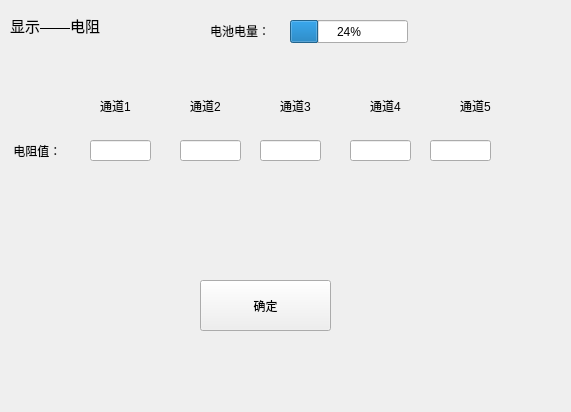
Old version of the form ui_show/showwin_measureresis.ui in the repository Dirck-YHP/Proj_sensor_detect.
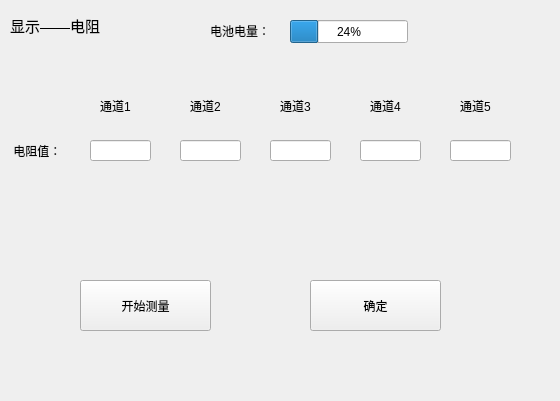
New version of the form.

Commit message: 完善电阻测量

```diff
--- a/ui_show/showwin_measureresis.ui
+++ b/ui_show/showwin_measureresis.ui
@@ -6,8 +6,8 @@
    <rect>
     <x>0</x>
     <y>0</y>
-    <width>571</width>
-    <height>412</height>
+    <width>560</width>
+    <height>401</height>
    </rect>
   </property>
   <property name="windowTitle">
@@ -34,7 +34,7 @@
   <widget class="QPushButton" name="btn_ok">
    <property name="geometry">
     <rect>
-     <x>200</x>
+     <x>310</x>
      <y>280</y>
      <width>131</width>
      <height>51</height>
@@ -171,7 +171,7 @@
   <widget class="QLineEdit" name="lineE_show_resis_3">
    <property name="geometry">
     <rect>
-     <x>260</x>
+     <x>270</x>
      <y>140</y>
      <width>61</width>
      <height>21</height>
@@ -181,7 +181,7 @@
   <widget class="QLineEdit" name="lineE_show_resis_4">
    <property name="geometry">
     <rect>
-     <x>350</x>
+     <x>360</x>
      <y>140</y>
      <width>61</width>
      <height>21</height>
@@ -191,13 +191,29 @@
   <widget class="QLineEdit" name="lineE_show_resis_5">
    <property name="geometry">
     <rect>
-     <x>430</x>
+     <x>450</x>
      <y>140</y>
      <width>61</width>
      <height>21</height>
     </rect>
    </property>
   </widget>
+  <widget class="QPushButton" name="btn_start_finish_mea">
+   <property name="geometry">
+    <rect>
+     <x>80</x>
+     <y>280</y>
+     <width>131</width>
+     <height>51</height>
+    </rect>
+   </property>
+   <property name="text">
+    <string>开始测量</string>
+   </property>
+   <property name="checkable">
+    <bool>true</bool>
+   </property>
+  </widget>
  </widget>
  <resources/>
  <connections/>
```
The commit also changes 5 other files.
